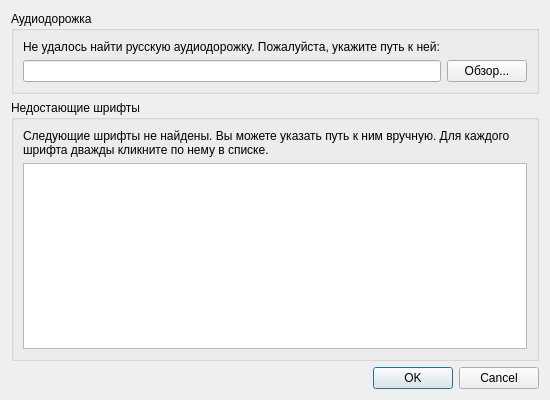
IceHoles/DubbingTool, file missingfilesdialog.ui: the form before one commit.
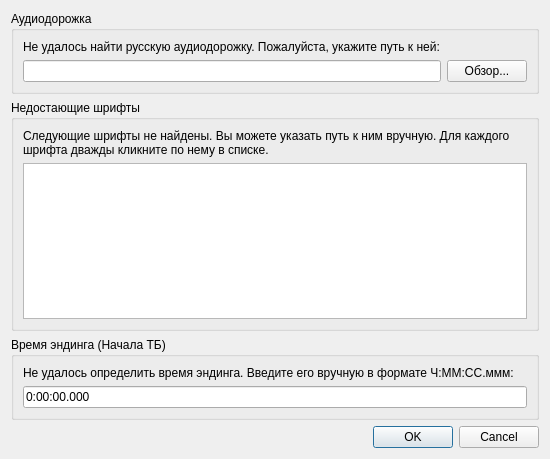
The form after the commit.

Patch:
```diff
--- a/missingfilesdialog.ui
+++ b/missingfilesdialog.ui
@@ -7,7 +7,7 @@
     <x>0</x>
     <y>0</y>
     <width>550</width>
-    <height>400</height>
+    <height>459</height>
    </rect>
   </property>
   <property name="windowTitle">
@@ -72,6 +72,36 @@
      </layout>
     </widget>
    </item>
+   <item>
+    <widget class="QGroupBox" name="timeGroupBox">
+     <property name="title">
+      <string>Время эндинга (Начала ТБ)</string>
+     </property>
+     <layout class="QFormLayout" name="formLayout2">
+      <item row="0" column="0" colspan="2">
+       <widget class="QLabel" name="timeLabel">
+        <property name="text">
+         <string>Не удалось определить время эндинга. Введите его вручную в формате Ч:ММ:СС.ммм:</string>
+        </property>
+        <property name="wordWrap">
+         <bool>true</bool>
+        </property>
+       </widget>
+      </item>
+      <item row="1" column="0" colspan="2">
+       <layout class="QHBoxLayout" name="horizontalLayout">
+        <item>
+         <widget class="QLineEdit" name="timeEdit">
+          <property name="inputMask">
+           <string>0:00:00.000;0</string>
+          </property>
+         </widget>
+        </item>
+       </layout>
+      </item>
+     </layout>
+    </widget>
+   </item>
    <item>
     <spacer name="verticalSpacer">
      <property name="orientation">
```
Left out of the diff: 20 changed lines with no effect on the pictures.
